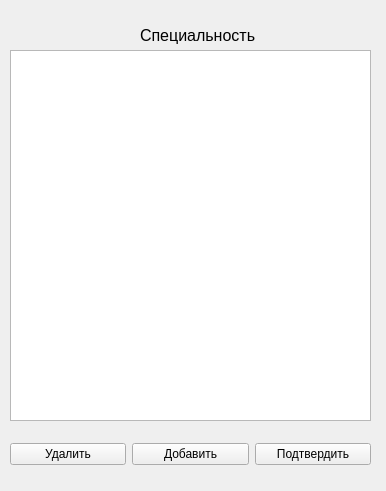
Qt form ElectronicJournal/formspecialty.ui (MariyaMari/myJournal) before a commit.
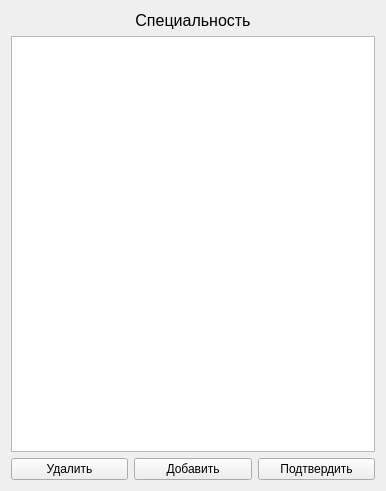
The same form after that commit.

Diff of the .ui file:
```diff
--- a/ElectronicJournal/formspecialty.ui
+++ b/ElectronicJournal/formspecialty.ui
@@ -13,15 +13,9 @@
   <property name="windowTitle">
    <string>Form</string>
   </property>
+  <layout class="QGridLayout" name="gridLayout_3">
+   <item row="0" column="0">
   <widget class="QLabel" name="label">
-   <property name="geometry">
-    <rect>
-     <x>140</x>
-     <y>20</y>
-     <width>131</width>
-     <height>31</height>
-    </rect>
-   </property>
    <property name="font">
     <font>
      <pointsize>12</pointsize>
@@ -30,26 +24,19 @@
    <property name="text">
     <string>Специальность</string>
    </property>
-  </widget>
-  <widget class="QTableView" name="tableView">
-   <property name="geometry">
-    <rect>
-     <x>10</x>
-     <y>50</y>
-     <width>361</width>
-     <height>371</height>
-    </rect>
-   </property>
-  </widget>
-  <widget class="QWidget" name="gridLayoutWidget">
-   <property name="geometry">
-    <rect>
-     <x>10</x>
-     <y>429</y>
-     <width>361</width>
-     <height>51</height>
-    </rect>
-   </property>
+     <property name="alignment">
+      <set>Qt::AlignCenter</set>
+     </property>
+    </widget>
+   </item>
+   <item row="1" column="0">
+    <layout class="QVBoxLayout" name="verticalLayout">
+     <item>
+      <widget class="QTableView" name="tableView"/>
+     </item>
+    </layout>
+   </item>
+   <item row="2" column="0">
    <layout class="QGridLayout" name="gridLayout">
     <item row="0" column="0">
      <widget class="QPushButton" name="pushButton">
@@ -73,7 +60,8 @@
      </widget>
     </item>
    </layout>
-  </widget>
+   </item>
+  </layout>
  </widget>
  <resources/>
  <connections/>
```
Lines whose indentation alone changed are shown as unchanged.
